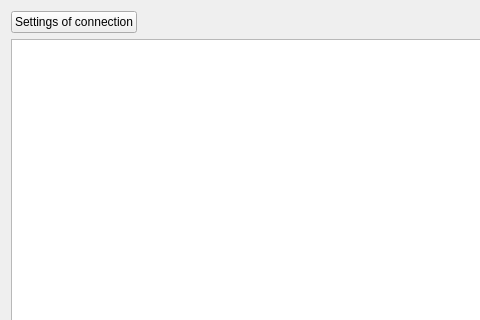
First picture: the form in Cpp_clients/DiningClient/mainwindow.ui, repository Jerma066/TheProblemOfDiningCryptographers, before the edit; both pictures show x 0 to 480 and y 0 to 320 of the 581 by 484 pixel window.
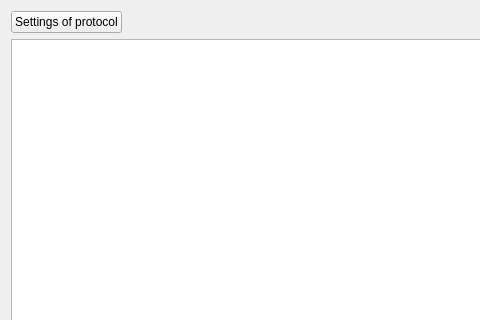
Second picture: the form after the edit.

Commit message: Добавление нового класса ProtocolStages. Реализован основной "скелет" алгоритма.

```diff
--- a/Cpp_clients/DiningClient/mainwindow.ui
+++ b/Cpp_clients/DiningClient/mainwindow.ui
@@ -20,7 +20,7 @@
       <item>
        <widget class="QPushButton" name="set_of_conButton">
         <property name="text">
-         <string>Settings of connection</string>
+         <string>Settings of protocol</string>
         </property>
        </widget>
       </item>
```
The commit also changes 14 other files.
